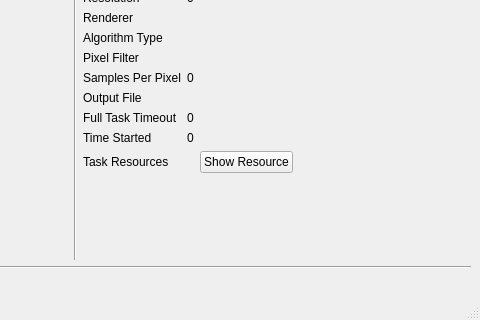
This is poc/golemPy/examples/gnr/ui/MainWindow.ui in golemfactory/clay as Qt 5 draws it before an edit; both pictures show x 329 to 809 and y 370 to 690 of the 809 by 690 pixel window. The edited form follows.
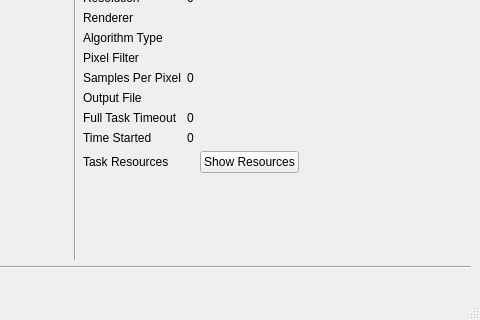
This is the edited form.

```diff
--- a/poc/golemPy/examples/gnr/ui/MainWindow.ui
+++ b/poc/golemPy/examples/gnr/ui/MainWindow.ui
@@ -269,7 +269,7 @@
             <item>
              <widget class="QPushButton" name="showResourceButton">
               <property name="text">
-               <string>Show Resource</string>
+               <string>Show Resources</string>
               </property>
              </widget>
             </item>
```
Left out of the diff: 6 changed lines with no effect on the pictures.
